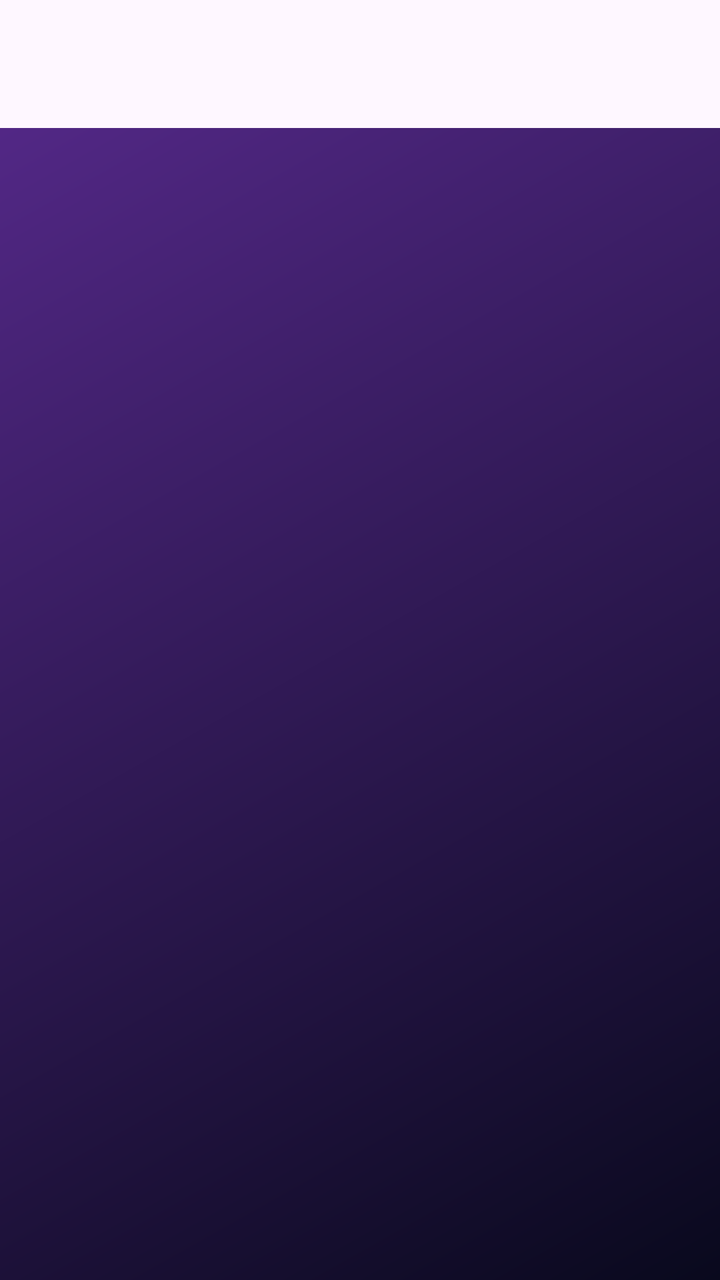
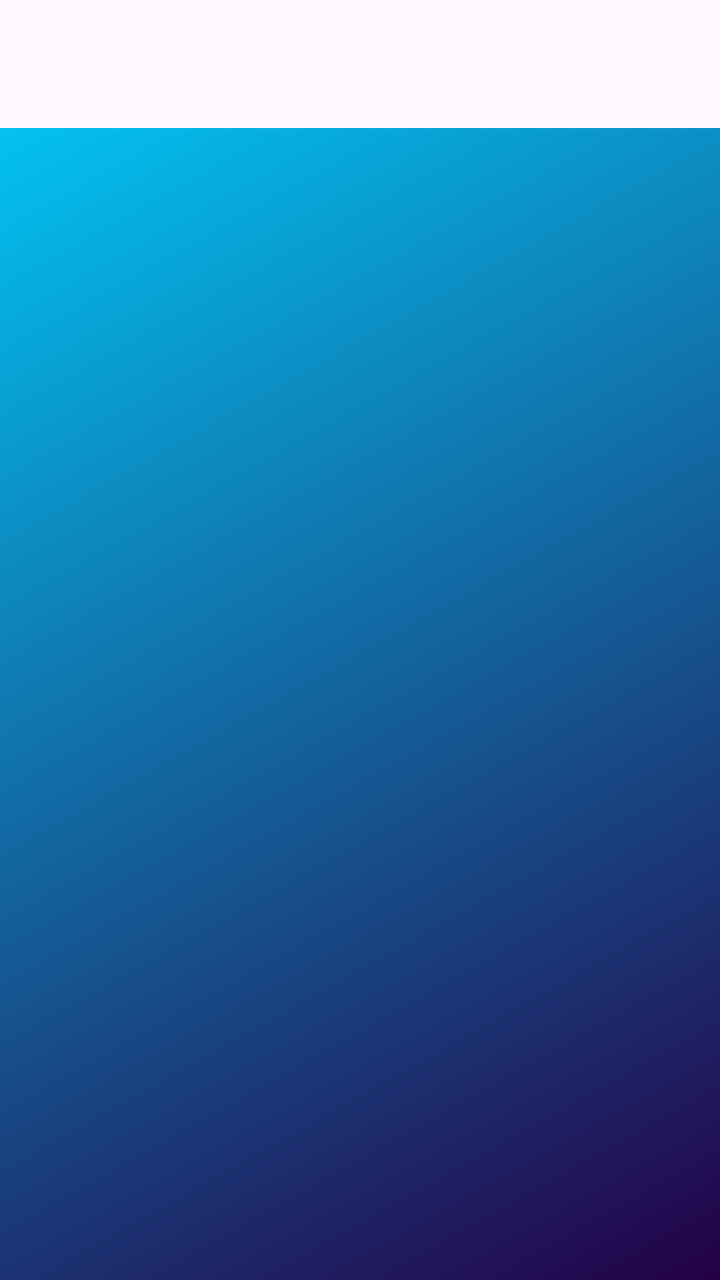

Before-and-after screenshots of an Android layout around one commit, followed by the original layout XML and the change that was made.
<!-- AndroidManifest.xml: application theme Theme.MovieMatch -->
<!-- res/layout/activity_main.xml -->
<?xml version="1.0" encoding="utf-8"?>
<androidx.drawerlayout.widget.DrawerLayout xmlns:android="http://schemas.android.com/apk/res/android"
    xmlns:app="http://schemas.android.com/apk/res-auto"
    xmlns:tools="http://schemas.android.com/tools"
    android:id="@+id/drawerLayout"
    android:layout_width="match_parent"
    android:layout_height="match_parent"
    android:fitsSystemWindows="true"
    tools:context=".ActividadPrincipal">

    <androidx.coordinatorlayout.widget.CoordinatorLayout
        android:id="@+id/rootMain"
        android:layout_width="match_parent"
        android:layout_height="match_parent"
        android:background="@drawable/bg_app_gradient">

        <com.google.android.material.appbar.AppBarLayout
            android:layout_width="match_parent"
            android:layout_height="wrap_content"
            android:fitsSystemWindows="true">

            <com.google.android.material.appbar.MaterialToolbar
                android:id="@+id/topAppBar"
                android:layout_width="match_parent"
                android:layout_height="?attr/actionBarSize"
                android:background="@android:color/transparent"
                android:elevation="0dp"
                android:paddingStart="8dp"
                android:paddingEnd="8dp"
                android:visibility="visible"
                app:navigationIconTint="@android:color/white"
                app:title=""
                app:titleCentered="true"
                app:titleTextColor="@android:color/white" />
        </com.google.android.material.appbar.AppBarLayout>

        <FrameLayout
            android:id="@+id/fragmentContainer"
            android:layout_width="match_parent"
            android:layout_height="match_parent"
            app:layout_behavior="@string/appbar_scrolling_view_behavior" />

    </androidx.coordinatorlayout.widget.CoordinatorLayout>

    <com.google.android.material.navigation.NavigationView
        android:id="@+id/navigationView"
        android:layout_width="wrap_content"
        android:layout_height="match_parent"
        android:layout_gravity="start"
        android:fitsSystemWindows="true"
        app:headerLayout="@layout/nav_header_main"
        app:itemIconTint="@color/text_secondary"
        app:itemTextColor="@color/text_primary"
        app:menu="@menu/menu_navigation" />

</androidx.drawerlayout.widget.DrawerLayout>
<!-- res/layout/nav_header_main.xml (included above) -->
<?xml version="1.0" encoding="utf-8"?>
<LinearLayout xmlns:android="http://schemas.android.com/apk/res/android"
    android:layout_width="match_parent"
    android:layout_height="160dp"
    android:background="@drawable/bg_app_gradient"
    android:gravity="bottom"
    android:orientation="vertical"
    android:padding="16dp">

    <TextView
        android:layout_width="wrap_content"
        android:layout_height="wrap_content"
        android:text="@string/app_name"
        android:textAppearance="@style/TextAppearance.MaterialComponents.Headline6"
        android:textColor="@android:color/white"
        android:textStyle="bold" />

    <TextView
        android:layout_width="wrap_content"
        android:layout_height="wrap_content"
        android:layout_marginTop="4dp"
        android:text="@string/nav_subtitle"
        android:textColor="@color/text_secondary" />

</LinearLayout>
<!-- resources referenced by this layout -->
<resources>
  <color name="text_primary">#FFFFFFFF</color>
  <color name="text_secondary">#9CA3AF</color>
  <!-- drawable bg_app_gradient (drawable) -->
  <shape xmlns:android="http://schemas.android.com/apk/res/android"
      android:shape="rectangle">
      <gradient
          android:type="linear"
          android:startColor="@color/bg_main_start"
          android:endColor="@color/bg_main_end"
          android:angle="135" />
  </shape>
  <string name="app_name">MoviesMatch</string>
  <string name="nav_subtitle">Encuentra la peli perfecta</string>
  <style name="Theme.MovieMatch" parent="Base.Theme.MovieMatch" />
  <color name="bg_main_start">#09091D</color>
  <color name="bg_main_end">#582A8E</color>
  <style name="Base.Theme.MovieMatch" parent="Theme.Material3.DayNight.NoActionBar">
          
          
      </style>
</resources>

<!-- the commit's change to res/layout/activity_main.xml (unified diff, before → after) -->
@@ -28,10 +28,10 @@
                 android:paddingStart="8dp"
                 android:paddingEnd="8dp"
                 android:visibility="visible"
-                app:navigationIconTint="@android:color/white"
+                app:navigationIconTint="@color/text_primary"
                 app:title=""
                 app:titleCentered="true"
-                app:titleTextColor="@android:color/white" />
+                app:titleTextColor="@color/text_primary" />
         </com.google.android.material.appbar.AppBarLayout>
 
         <FrameLayout
@@ -69,7 +69,7 @@
         android:layout_height="wrap_content"
         android:text="@string/app_name"
         android:textAppearance="@style/TextAppearance.MaterialComponents.Headline6"
-        android:textColor="@android:color/white"
+        android:textColor="@color/text_primary"
         android:textStyle="bold" />
 
     <TextView
<!-- resource entries referenced after the edit -->
@@ -1,7 +1,7 @@
 <!-- resources referenced by this layout -->
 <resources>
-  <color name="text_primary">#FFFFFFFF</color>
-  <color name="text_secondary">#9CA3AF</color>
+  <color name="text_primary">#FFEE00</color>
+  <color name="text_secondary">#00D2FF</color>
   <!-- drawable bg_app_gradient (drawable) -->
   <shape xmlns:android="http://schemas.android.com/apk/res/android"
       android:shape="rectangle">
@@ -11,11 +11,11 @@
           android:endColor="@color/bg_main_end"
           android:angle="135" />
   </shape>
-  <string name="app_name">MoviesMatch</string>
-  <string name="nav_subtitle">Encuentra la peli perfecta</string>
+  <string name="app_name">GameStreak</string>
+  <string name="nav_subtitle">Encuentra el juego perfecto</string>
   <style name="Theme.MovieMatch" parent="Base.Theme.MovieMatch" />
-  <color name="bg_main_start">#09091D</color>
-  <color name="bg_main_end">#582A8E</color>
+  <color name="bg_main_start">#240046</color>
+  <color name="bg_main_end">#00D2FF</color>
   <style name="Base.Theme.MovieMatch" parent="Theme.Material3.DayNight.NoActionBar">
           
           
